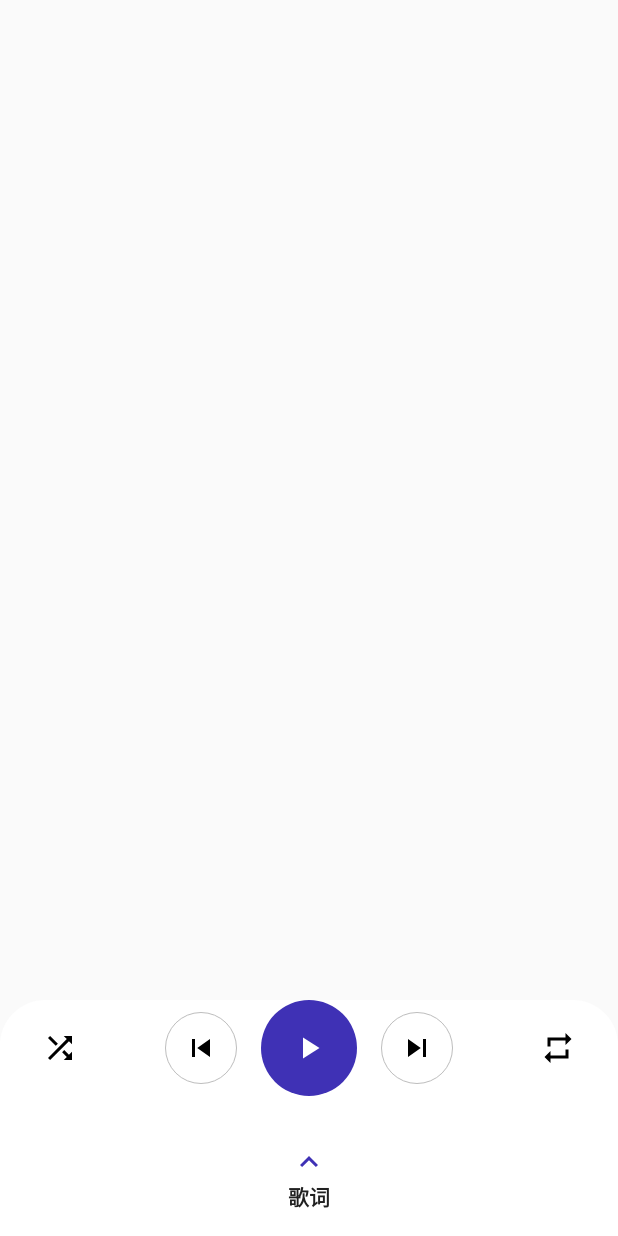
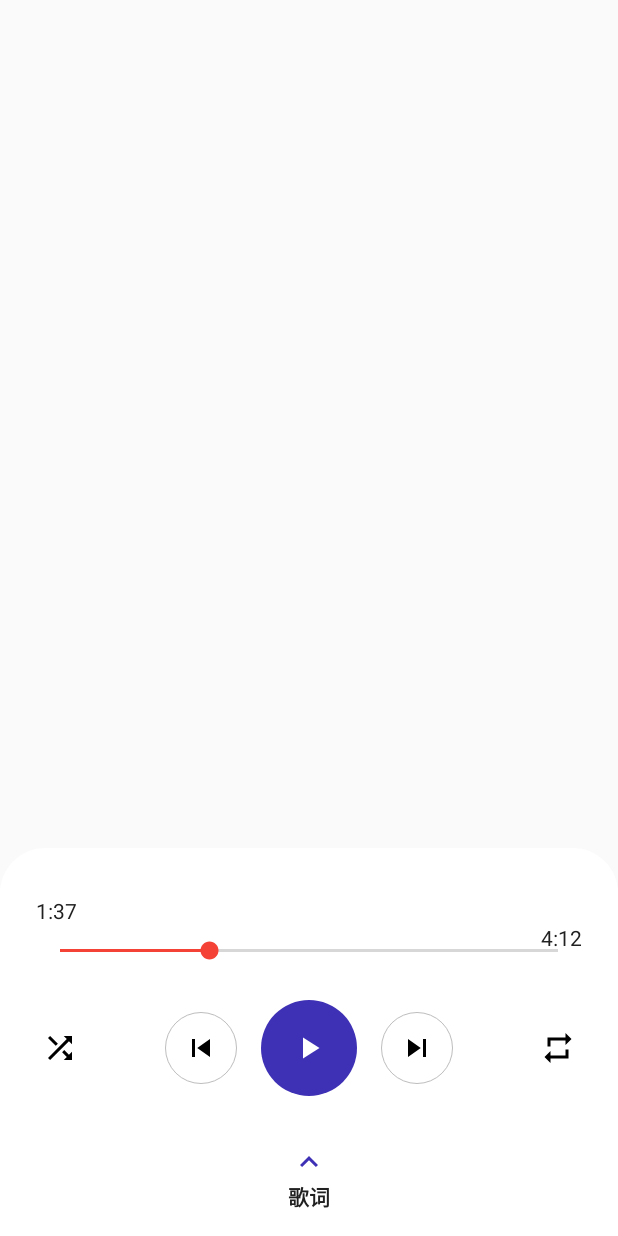
Before and after one commit to xiaoxiong1006/demo0501_MusicPlayerUIDesign, an Android app: the screen it shows after launch (MainActivity), on a phone screen of 412 x 824 dp. Run offline under Robolectric (Android 15) with nearby library versions, the phone set to English and light mode, and no system bars.

Commit message:
Feature:add seek bar

```diff
--- a/app/src/main/res/layout/activity_main.xml
+++ b/app/src/main/res/layout/activity_main.xml
@@ -100,8 +100,42 @@
             android:background="@null"
             android:contentDescription="@string/repeat_description"/>
 
+        <SeekBar
+            android:id="@+id/player_seek_bar"
+            android:layout_width="match_parent"
+            android:layout_height="wrap_content"
+            app:layout_constraintBottom_toTopOf="@id/button_play"
+            android:layout_marginBottom="24dp"
+            android:layout_marginStart="24dp"
+            android:layout_marginEnd="24dp"
+            android:progress="30"
+            android:theme="@style/SeekBarTheme"/>
 
+        <TextView
+            android:id="@+id/text_current_time"
+            android:layout_width="wrap_content"
+            android:layout_height="wrap_content"
+            app:layout_constraintBottom_toTopOf="@id/player_seek_bar"
+            android:layout_marginBottom="8dp"
+            app:layout_constraintStart_toStartOf="@id/player_seek_bar"
+            app:layout_constraintTop_toTopOf="@id/layout_player_panel"
+            android:layout_marginTop="32dp"
+            android:text="@string/current_time_string"
+            android:textColor="@color/colorPrimaryText"
+            android:textAppearance="@style/TextAppearance.AppCompat.Small"/>
 
+        <TextView
+            android:id="@+id/text_total_time"
+            android:layout_width="wrap_content"
+            android:layout_height="wrap_content"
+            app:layout_constraintBottom_toTopOf="@id/player_seek_bar"
+            android:layout_marginBottom="8dp"
+            app:layout_constraintEnd_toEndOf="@id/player_seek_bar"
+            app:layout_constraintTop_toTopOf="@id/player_seek_bar"
+            android:layout_marginTop="32dp"
+            android:text="@string/total_time_string"
+            android:textColor="@color/colorPrimaryText"
+            android:textAppearance="@style/TextAppearance.AppCompat.Small"/>
 
     </androidx.constraintlayout.widget.ConstraintLayout>
 
```
